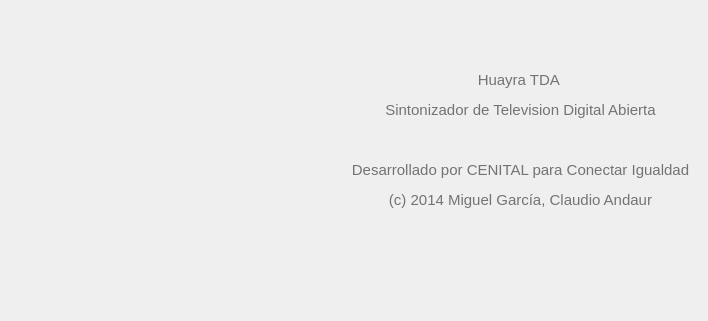
Qt form src/ui/about.ui (HuayraLinux/huayra-tda) before a commit.
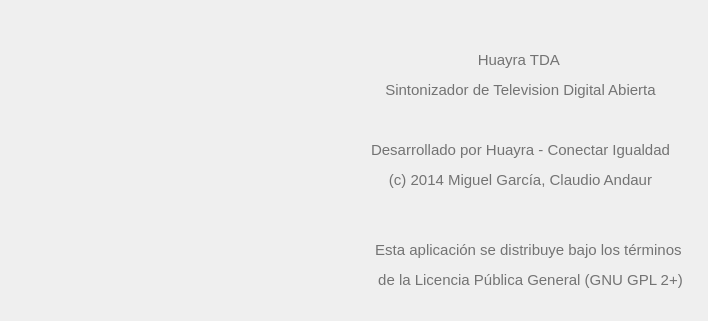
The same form after that commit. Icons and pictures are not drawn.

Commit message: About actualizado

The edit to the form file:
```diff
--- a/src/ui/about.ui
+++ b/src/ui/about.ui
@@ -23,7 +23,7 @@
    <property name="geometry">
     <rect>
      <x>340</x>
-     <y>70</y>
+     <y>50</y>
      <width>361</width>
      <height>51</height>
     </rect>
@@ -58,13 +58,32 @@
    <property name="geometry">
     <rect>
      <x>340</x>
-     <y>120</y>
+     <y>130</y>
      <width>361</width>
-     <height>131</height>
+     <height>71</height>
     </rect>
    </property>
    <property name="text">
-    <string>&lt;html&gt;&lt;head/&gt;&lt;body&gt;&lt;p align=&quot;center&quot;&gt;&lt;span style=&quot; font-size:11pt; color:#737373;&quot;&gt;Desarrollado por CENITAL para Conectar Igualdad&lt;/span&gt;&lt;/p&gt;&lt;p align=&quot;center&quot;&gt;&lt;span style=&quot; font-size:11pt; color:#737373;&quot;&gt;(c) 2014 Miguel García, Claudio Andaur&lt;/span&gt;&lt;/p&gt;&lt;/body&gt;&lt;/html&gt;</string>
+    <string>&lt;html&gt;&lt;head/&gt;&lt;body&gt;&lt;p align=&quot;center&quot;&gt;&lt;span style=&quot; font-size:11pt; color:#737373;&quot;&gt;Desarrollado por Huayra - Conectar Igualdad&lt;/span&gt;&lt;/p&gt;&lt;p align=&quot;center&quot;&gt;&lt;span style=&quot; font-size:11pt; color:#737373;&quot;&gt;(c) 2014 Miguel García, Claudio Andaur&lt;/span&gt;&lt;/p&gt;&lt;/body&gt;&lt;/html&gt;</string>
+   </property>
+   <property name="scaledContents">
+    <bool>false</bool>
+   </property>
+   <property name="alignment">
+    <set>Qt::AlignCenter</set>
+   </property>
+  </widget>
+  <widget class="QLabel" name="label_4">
+   <property name="geometry">
+    <rect>
+     <x>350</x>
+     <y>220</y>
+     <width>361</width>
+     <height>91</height>
+    </rect>
+   </property>
+   <property name="text">
+    <string>&lt;html&gt;&lt;head/&gt;&lt;body&gt;&lt;p align=&quot;center&quot;&gt;&lt;span style=&quot; font-size:11pt; color:#737373;&quot;&gt;Esta aplicación se distribuye bajo los términos &lt;/span&gt;&lt;/p&gt;&lt;p align=&quot;center&quot;&gt;&lt;span style=&quot; font-size:11pt; color:#737373;&quot;&gt;de la Licencia Pública General (GNU GPL 2+)&lt;/span&gt;&lt;/p&gt;&lt;/body&gt;&lt;/html&gt;</string>
    </property>
    <property name="scaledContents">
     <bool>false</bool>
```
